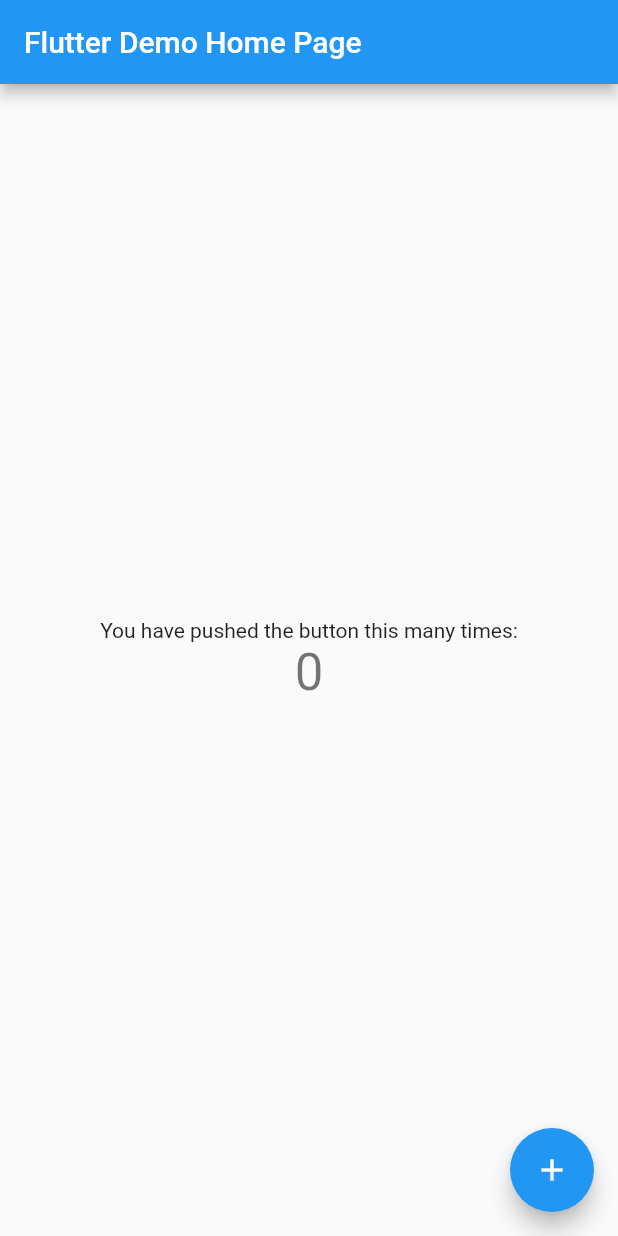
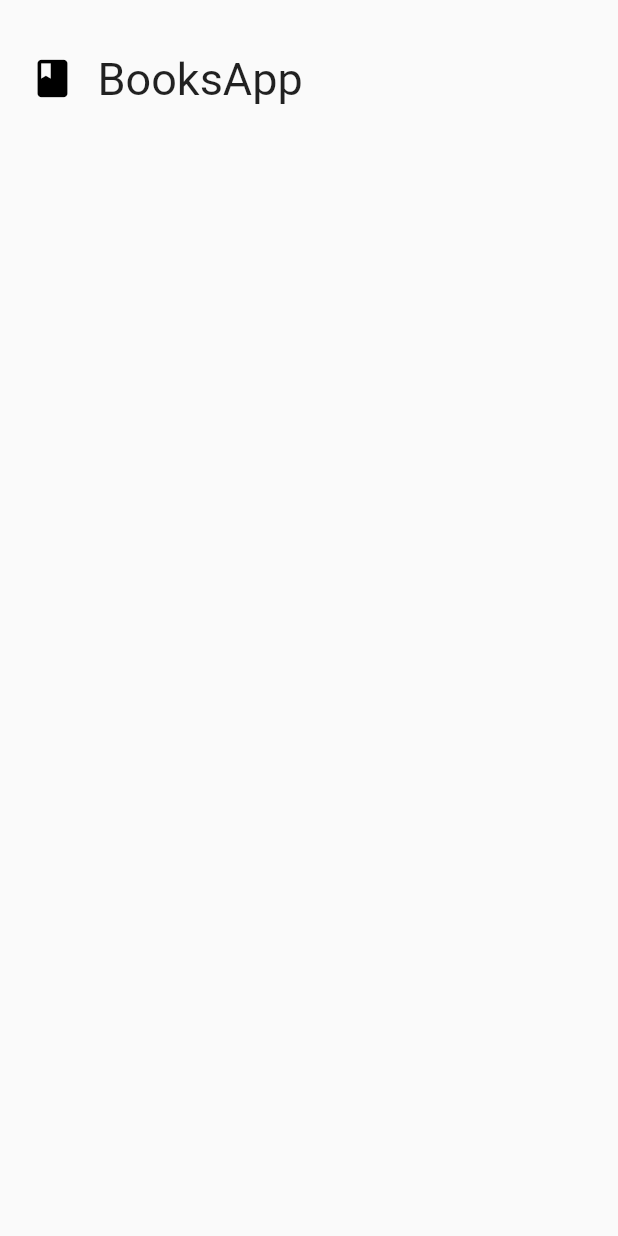
Before and after one commit to nandohidayat/Book-Selling-App, a Flutter app: the screen it shows after launch, on a phone screen of 412 x 824 dp. Run offline on Flutter 3.47's test engine with Material 2 defaults, Android fonts, the phone set to English and light mode, and no system bars; Roboto replaces fonts that are missing (lovelo).

Commit message:
add book icon and title

```diff
--- a/lib/main.dart
+++ b/lib/main.dart
@@ -1,111 +1,61 @@
 import 'package:flutter/material.dart';
 
-void main() => runApp(MyApp());
+void main() => runApp(BooksApp());
 
-class MyApp extends StatelessWidget {
-  // This widget is the root of your application.
+class BooksApp extends StatelessWidget {
   @override
   Widget build(BuildContext context) {
     return MaterialApp(
-      title: 'Flutter Demo',
-      theme: ThemeData(
-        // This is the theme of your application.
-        //
-        // Try running your application with "flutter run". You'll see the
-        // application has a blue toolbar. Then, without quitting the app, try
-        // changing the primarySwatch below to Colors.green and then invoke
-        // "hot reload" (press "r" in the console where you ran "flutter run",
-        // or simply save your changes to "hot reload" in a Flutter IDE).
-        // Notice that the counter didn't reset back to zero; the application
-        // is not restarted.
-        primarySwatch: Colors.blue,
-      ),
-      home: MyHomePage(title: 'Flutter Demo Home Page'),
+      debugShowCheckedModeBanner: false,
+      title: "BookSellingApp",
+      home: BooksHome(),
     );
   }
 }
 
-class MyHomePage extends StatefulWidget {
-  MyHomePage({Key key, this.title}) : super(key: key);
-
-  // This widget is the home page of your application. It is stateful, meaning
-  // that it has a State object (defined below) that contains fields that affect
-  // how it looks.
-
-  // This class is the configuration for the state. It holds the values (in this
-  // case the title) provided by the parent (in this case the App widget) and
-  // used by the build method of the State. Fields in a Widget subclass are
-  // always marked "final".
-
-  final String title;
-
-  @override
-  _MyHomePageState createState() => _MyHomePageState();
-}
-
-class _MyHomePageState extends State<MyHomePage> {
-  int _counter = 0;
-
-  void _incrementCounter() {
-    setState(() {
-      // This call to setState tells the Flutter framework that something has
-      // changed in this State, which causes it to rerun the build method below
-      // so that the display can reflect the updated values. If we changed
-      // _counter without calling setState(), then the build method would not be
-      // called again, and so nothing would appear to happen.
-      _counter++;
-    });
-  }
-
+class BooksHome extends StatelessWidget {
   @override
   Widget build(BuildContext context) {
-    // This method is rerun every time setState is called, for instance as done
-    // by the _incrementCounter method above.
-    //
-    // The Flutter framework has been optimized to make rerunning build methods
-    // fast, so that you can just rebuild anything that needs updating rather
-    // than having to individually change instances of widgets.
     return Scaffold(
-      appBar: AppBar(
-        // Here we take the value from the MyHomePage object that was created by
-        // the App.build method, and use it to set our appbar title.
-        title: Text(widget.title),
-      ),
-      body: Center(
-        // Center is a layout widget. It takes a single child and positions it
-        // in the middle of the parent.
-        child: Column(
-          // Column is also layout widget. It takes a list of children and
-          // arranges them vertically. By default, it sizes itself to fit its
-          // children horizontally, and tries to be as tall as its parent.
-          //
-          // Invoke "debug painting" (press "p" in the console, choose the
-          // "Toggle Debug Paint" action from the Flutter Inspector in Android
-          // Studio, or the "Toggle Debug Paint" command in Visual Studio Code)
-          // to see the wireframe for each widget.
-          //
-          // Column has various properties to control how it sizes itself and
-          // how it positions its children. Here we use mainAxisAlignment to
-          // center the children vertically; the main axis here is the vertical
-          // axis because Columns are vertical (the cross axis would be
-          // horizontal).
-          mainAxisAlignment: MainAxisAlignment.center,
+      body: Container(
+        child: ListView(
+          scrollDirection: Axis.vertical,
           children: <Widget>[
-            Text(
-              'You have pushed the button this many times:',
-            ),
-            Text(
-              '$_counter',
-              style: Theme.of(context).textTheme.display1,
-            ),
+            CustomTitleBar(),
           ],
         ),
       ),
-      floatingActionButton: FloatingActionButton(
-        onPressed: _incrementCounter,
-        tooltip: 'Increment',
-        child: Icon(Icons.add),
-      ), // This trailing comma makes auto-formatting nicer for build methods.
     );
   }
 }
+
+class CustomTitleBar extends StatelessWidget {
+  @override
+  Widget build(BuildContext context) {
+    return Padding(
+      padding: EdgeInsets.symmetric(horizontal: 20, vertical: 35),
+      child: Row(
+        mainAxisAlignment: MainAxisAlignment.center,
+        children: <Widget>[
+          Icon(
+            Icons.book,
+            size: 30,
+            color: Colors.black,
+          ),
+          SizedBox(
+            width: 15,
+          ),
+          Expanded(
+            child: Text(
+              "BooksApp",
+              style: TextStyle(
+                fontSize: 30,
+                fontFamily: "lovelo"
+              ),
+            ),
+          )
+        ],
+      ),
+    );
+  }
+}
```
